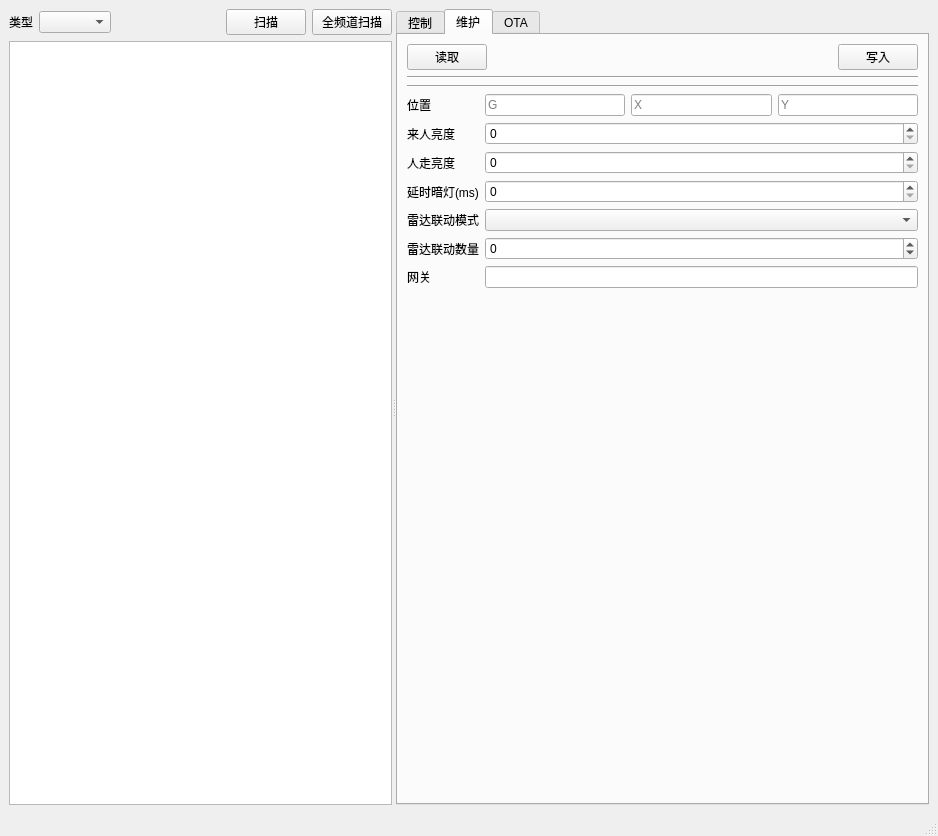
Before: the Qt Designer form myesp_tool/ui/mainwindow.ui in wention/myesp_tool, drawn with Qt 5.
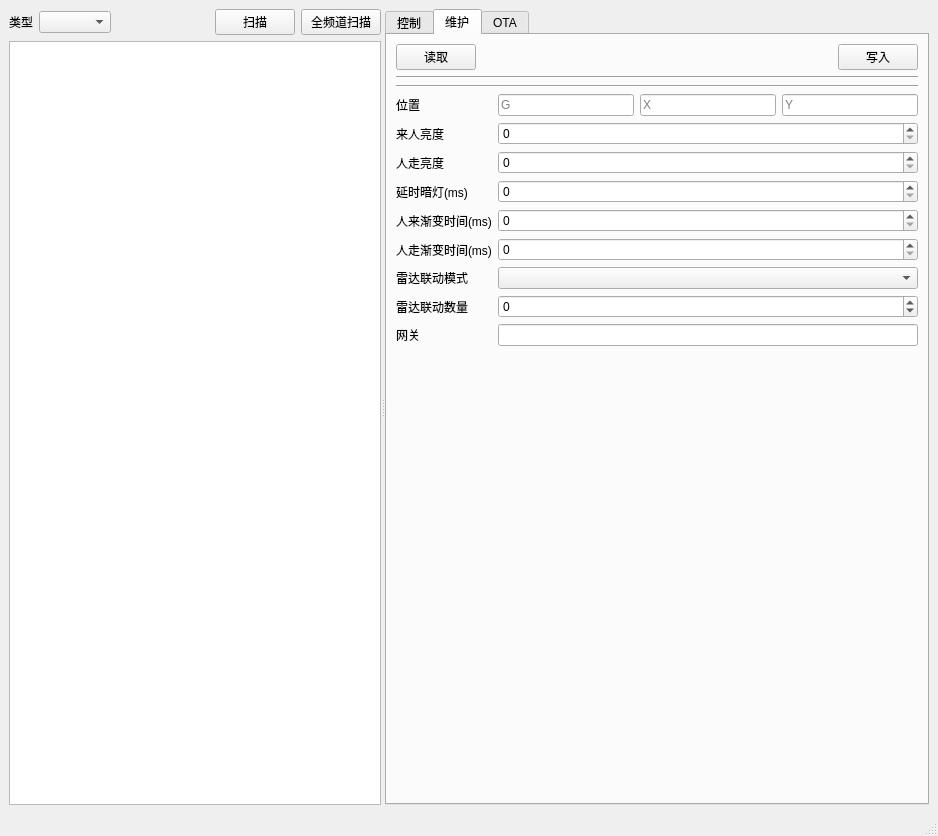
After: the same form once the commit is applied. The open tabs and pages were chosen to show the change.

Commit message: feat(ui): 添加渐变时间配置

Diff of the .ui file:
```diff
--- a/myesp_tool/ui/mainwindow.ui
+++ b/myesp_tool/ui/mainwindow.ui
@@ -368,21 +368,21 @@
              </property>
             </widget>
            </item>
-           <item row="4" column="0">
+           <item row="6" column="0">
             <widget class="QLabel" name="label_6">
              <property name="text">
               <string>雷达联动模式</string>
              </property>
             </widget>
            </item>
-           <item row="5" column="0">
+           <item row="7" column="0">
             <widget class="QLabel" name="label_7">
              <property name="text">
               <string>雷达联动数量</string>
              </property>
             </widget>
            </item>
-           <item row="5" column="1">
+           <item row="7" column="1">
             <widget class="QSpinBox" name="edit_radar_link_range">
              <property name="minimum">
               <number>-128</number>
@@ -395,7 +395,35 @@
              </property>
             </widget>
            </item>
+           <item row="4" column="0">
+            <widget class="QLabel" name="label_on_fade">
+             <property name="text">
+              <string>人来渐变时间(ms)</string>
+             </property>
+            </widget>
+           </item>
            <item row="4" column="1">
+            <widget class="QSpinBox" name="edit_led_on_fade">
+             <property name="maximum">
+              <number>65535</number>
+             </property>
+            </widget>
+           </item>
+           <item row="5" column="0">
+            <widget class="QLabel" name="label_off_fade">
+             <property name="text">
+              <string>人走渐变时间(ms)</string>
+             </property>
+            </widget>
+           </item>
+           <item row="5" column="1">
+            <widget class="QSpinBox" name="edit_led_off_fade">
+             <property name="maximum">
+              <number>65535</number>
+             </property>
+            </widget>
+           </item>
+           <item row="6" column="1">
             <widget class="QComboBox" name="edit_radar_link_mode"/>
            </item>
            <item row="3" column="0">
@@ -412,14 +440,14 @@
              </property>
             </widget>
            </item>
-           <item row="6" column="0">
+           <item row="8" column="0">
             <widget class="QLabel" name="label_9">
              <property name="text">
               <string>网关</string>
              </property>
             </widget>
            </item>
-           <item row="6" column="1">
+           <item row="8" column="1">
             <widget class="QLineEdit" name="edit_gw_addr"/>
            </item>
           </layout>
```
The commit also changes 2 other files.
